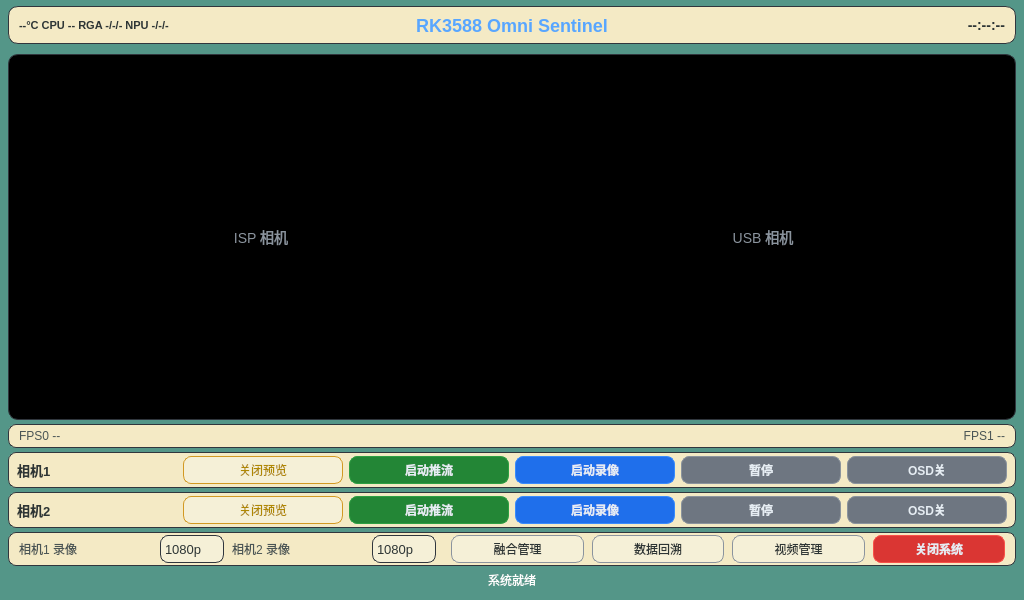
This is Software/APP/SentinelQT/widget.ui in Davin-Liang/RK3588-Omni-Sentinel as Qt 5 draws it before an edit. The edited form follows.
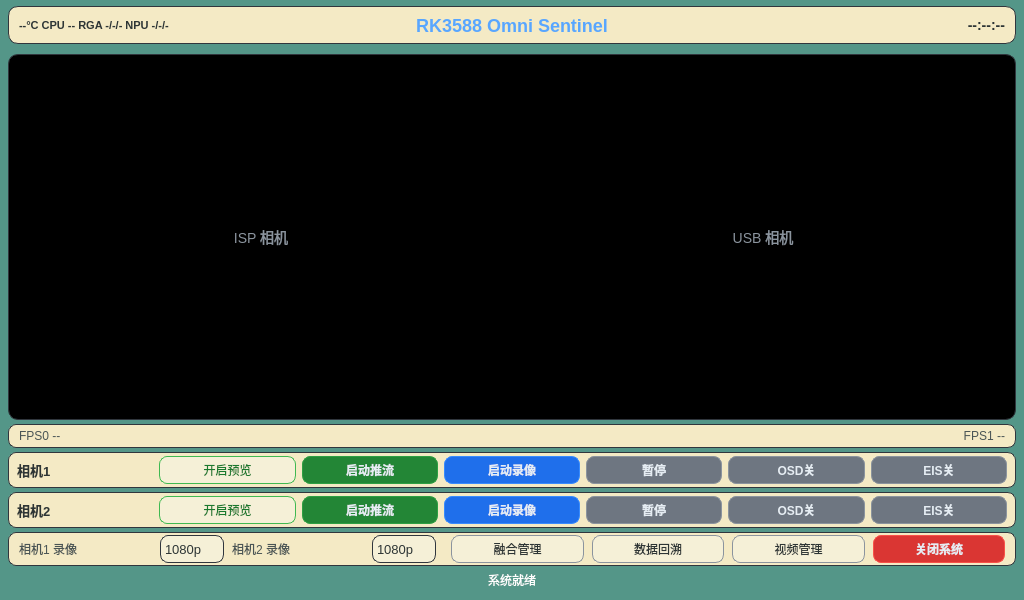
This is the edited form.

Diff of the .ui file:
```diff
--- a/Software/APP/SentinelQT/widget.ui
+++ b/Software/APP/SentinelQT/widget.ui
@@ -209,10 +209,10 @@
           </item>
           <item>
            <widget class="QPushButton" name="btnToggle0">
-            <property name="text"><string>关闭预览</string></property>
+            <property name="text"><string>开启预览</string></property>
             <property name="minimumSize"><size><width>72</width><height>28</height></size></property>
             <property name="styleSheet">
-             <string notr="true">font-size: 12px; color: #b08800; background-color: #F5F0D7; border: 1px solid #d29922; border-radius: 8px; padding: 0 8px;</string>
+             <string notr="true">font-size: 12px; color: #1a7a2e; background-color: #F5F0D7; border: 1px solid #3fb950; border-radius: 8px; padding: 0 8px;</string>
             </property>
            </widget>
           </item>
@@ -252,6 +252,15 @@
             </property>
            </widget>
           </item>
+          <item>
+           <widget class="QPushButton" name="btnEis0">
+            <property name="text"><string>EIS关</string></property>
+            <property name="minimumSize"><size><width>60</width><height>28</height></size></property>
+            <property name="styleSheet">
+             <string notr="true">QPushButton { font-size: 12px; font-weight: 600; color: #e6edf3; background-color: #6e7681; border: 1px solid #8b949e; border-radius: 8px; } QPushButton:hover { background-color: #8b949e; } QPushButton:pressed { background-color: #484f58; } QPushButton:disabled { color: #484f58; background-color: #21262d; border-color: #30363d; }</string>
+            </property>
+           </widget>
+          </item>
          </layout>
         </widget>
        </item>
@@ -281,10 +290,10 @@
           </item>
           <item>
            <widget class="QPushButton" name="btnToggle1">
-            <property name="text"><string>关闭预览</string></property>
+            <property name="text"><string>开启预览</string></property>
             <property name="minimumSize"><size><width>72</width><height>28</height></size></property>
             <property name="styleSheet">
-             <string notr="true">font-size: 12px; color: #b08800; background-color: #F5F0D7; border: 1px solid #d29922; border-radius: 8px; padding: 0 8px;</string>
+             <string notr="true">font-size: 12px; color: #1a7a2e; background-color: #F5F0D7; border: 1px solid #3fb950; border-radius: 8px; padding: 0 8px;</string>
             </property>
            </widget>
           </item>
@@ -324,6 +333,15 @@
             </property>
            </widget>
           </item>
+          <item>
+           <widget class="QPushButton" name="btnEis1">
+            <property name="text"><string>EIS关</string></property>
+            <property name="minimumSize"><size><width>60</width><height>28</height></size></property>
+            <property name="styleSheet">
+             <string notr="true">QPushButton { font-size: 12px; font-weight: 600; color: #e6edf3; background-color: #6e7681; border: 1px solid #8b949e; border-radius: 8px; } QPushButton:hover { background-color: #8b949e; } QPushButton:pressed { background-color: #484f58; } QPushButton:disabled { color: #484f58; background-color: #21262d; border-color: #30363d; }</string>
+            </property>
+           </widget>
+          </item>
          </layout>
         </widget>
        </item>
```
